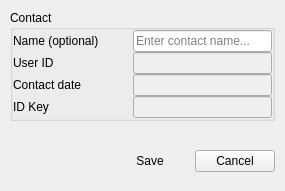
This is BlockSettleUILib/EditContactDialog.ui in BlockSettle/terminal as Qt 5 draws it before an edit. The edited form follows.
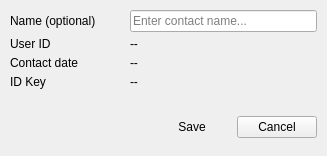
This is the edited form.

Commit message: Replaced disabled inputs with labels

```diff
--- a/BlockSettleUILib/EditContactDialog.ui
+++ b/BlockSettleUILib/EditContactDialog.ui
@@ -6,8 +6,8 @@
    <rect>
     <x>0</x>
     <y>0</y>
-    <width>285</width>
-    <height>191</height>
+    <width>327</width>
+    <height>156</height>
    </rect>
   </property>
   <property name="minimumSize">
@@ -72,13 +72,10 @@
           <number>0</number>
          </property>
          <item>
-          <widget class="QGroupBox" name="groupBox">
-           <property name="title">
-            <string>Contact</string>
-           </property>
+          <widget class="QWidget" name="widget" native="true">
            <layout class="QVBoxLayout" name="verticalLayout_3">
             <property name="spacing">
-             <number>0</number>
+             <number>5</number>
             </property>
             <property name="leftMargin">
              <number>0</number>
@@ -177,9 +174,12 @@
                 </widget>
                </item>
                <item>
-                <widget class="QLineEdit" name="userIDLineEdit">
-                 <property name="enabled">
-                  <bool>false</bool>
+                <widget class="QLabel" name="userIDLineEdit">
+                 <property name="text">
+                  <string>--</string>
+                 </property>
+                 <property name="whiteLabel" stdset="0">
+                  <bool>true</bool>
                  </property>
                 </widget>
                </item>
@@ -224,9 +224,12 @@
                 </widget>
                </item>
                <item>
-                <widget class="QLineEdit" name="contactDateLineEdit">
-                 <property name="enabled">
-                  <bool>false</bool>
+                <widget class="QLabel" name="contactDateLineEdit">
+                 <property name="text">
+                  <string>--</string>
+                 </property>
+                 <property name="whiteLabel" stdset="0">
+                  <bool>true</bool>
                  </property>
                 </widget>
                </item>
@@ -271,9 +274,12 @@
                 </widget>
                </item>
                <item>
-                <widget class="QLineEdit" name="iDKeyLineEdit">
-                 <property name="enabled">
-                  <bool>false</bool>
+                <widget class="QLabel" name="iDKeyLineEdit">
+                 <property name="text">
+                  <string>--</string>
+                 </property>
+                 <property name="whiteLabel" stdset="0">
+                  <bool>true</bool>
                  </property>
                 </widget>
                </item>
@@ -290,7 +296,7 @@
     </widget>
    </item>
    <item>
-    <widget class="QWidget" name="widget" native="true">
+    <widget class="QWidget" name="buttonsWidget" native="true">
      <property name="buttonBar" stdset="0">
       <bool>true</bool>
      </property>
```
Left out of the diff: 10 changed lines with no effect on the pictures.
